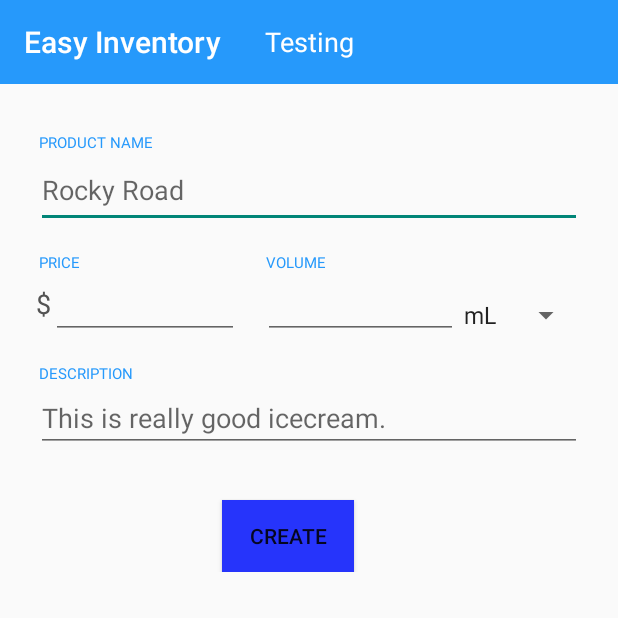
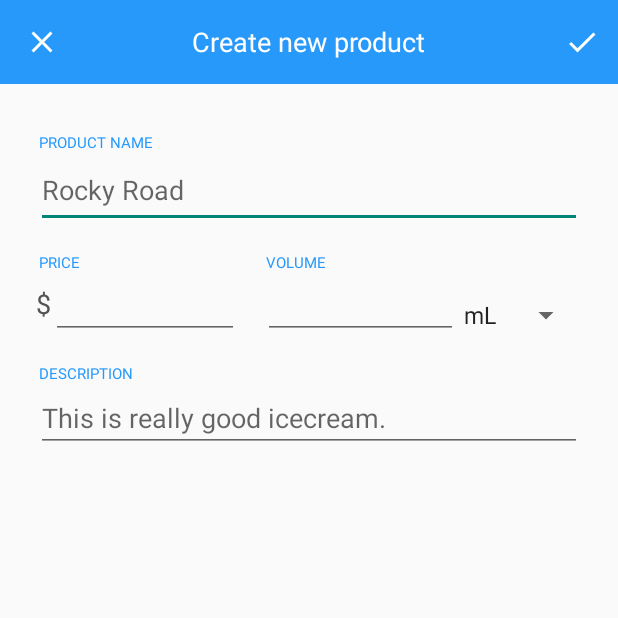
Before and after one commit to LittlePupper/EasyInventory, an Android app: the CreateItemActivity screen opened directly, with no data from a screen before it, on a phone screen of 412 x 824 dp, the top half of it. Run offline under Robolectric (Android 15) with nearby library versions, the phone set to English and light mode, and no system bars.

Commit message:
Cleanup and minor appearance changes.

```diff
--- a/app/src/main/java/cpsc3770/easyinventory/CreateItemActivity.java
+++ b/app/src/main/java/cpsc3770/easyinventory/CreateItemActivity.java
@@ -1,15 +1,20 @@
 package cpsc3770.easyinventory;
 
+import android.content.DialogInterface;
 import android.content.Intent;
 import android.support.annotation.Nullable;
+import android.support.v7.app.AlertDialog;
 import android.support.v7.app.AppCompatActivity;
 import android.os.Bundle;
 import android.support.v7.widget.Toolbar;
 import android.text.TextUtils;
+import android.view.Menu;
+import android.view.MenuItem;
 import android.view.View;
 import android.widget.ArrayAdapter;
 import android.widget.EditText;
 import android.widget.Spinner;
+import android.widget.TextView;
 
 import com.google.android.gms.common.api.CommonStatusCodes;
 
@@ -31,7 +36,19 @@ public class CreateItemActivity extends AppCompatActivity implements BackgroundW
 
         // Create toolbar
         Toolbar toolbar = (Toolbar)findViewById(R.id.actionbar);
+        TextView toolbarTitle = toolbar.findViewById(R.id.toolbar_title);
+        toolbarTitle.setText("Create new product");
         setSupportActionBar(toolbar);
+        getSupportActionBar().setDisplayShowTitleEnabled(false);
+        toolbar.setNavigationIcon(R.drawable.ic_clear_white_24dp);
+        toolbar.setNavigationOnClickListener(new View.OnClickListener() {
+            @Override
+            public void onClick(View v) {
+                Intent intent = new Intent();
+                setResult(CommonStatusCodes.INTERRUPTED, intent);
+                finish();
+            }
+        });
 
         // Get layout elements
         editTextName = findViewById(R.id.editTextName);
@@ -55,8 +72,30 @@ public class CreateItemActivity extends AppCompatActivity implements BackgroundW
 
     }
 
+    @Override
+    public boolean onCreateOptionsMenu(Menu menu) {
+        // Inflate the menu; this adds items to the action bar if it is present.
+        getMenuInflater().inflate(R.menu.menu_create_item, menu);
+        return true;
+    }
+
+    @Override
+    public boolean onOptionsItemSelected(MenuItem item) {
+        // Handle action bar item clicks here. The action bar will
+        // automatically handle clicks on the Home/Up button, so long
+        // as you specify a parent activity in AndroidManifest.xml.
+        int id = item.getItemId();
+
+        //noinspection SimplifiableIfStatement
+        if (id == R.id.Submit) {
+            createProduct();
+        }
+
+        return super.onOptionsItemSelected(item);
+    }
+
     // Submit changes of product to database
-    public void createProduct(View v) {
+    public void createProduct() {
         String type = "createProduct";
         int errorCount = 0;
 
--- a/app/src/main/res/layout/activity_create_item.xml
+++ b/app/src/main/res/layout/activity_create_item.xml
@@ -127,18 +127,6 @@
             app:layout_constraintStart_toEndOf="@+id/textView2"
             app:layout_constraintTop_toBottomOf="@+id/textViewPriceLabel" />
 
-        <Button
-            android:id="@+id/buttonSubmit"
-            android:layout_width="wrap_content"
-            android:layout_height="wrap_content"
-            android:layout_marginStart="124dp"
-            android:layout_marginTop="32dp"
-            android:background="@color/colorPrimaryDark"
-            android:onClick="createProduct"
-            android:text="Create"
-            app:layout_constraintStart_toStartOf="parent"
-            app:layout_constraintTop_toBottomOf="@+id/editTextDescription" />
-
         <TextView
             android:id="@+id/textView2"
             android:layout_width="wrap_content"
--- a/app/src/main/res/layout/activity_main.xml
+++ b/app/src/main/res/layout/activity_main.xml
@@ -8,11 +8,6 @@
         android:id="@+id/actionbar">
     </include>
 
-    <TextView
-        android:id="@+id/barcode_result"
-        android:layout_width="match_parent"
-        android:layout_height="wrap_content" />
-
     <ListView
         android:id="@+id/listView"
         android:layout_width="match_parent"
--- /dev/null
+++ b/app/src/main/res/menu/menu_create_item.xml
@@ -0,0 +1,15 @@
+<?xml version="1.0" encoding="utf-8"?>
+<menu
+    xmlns:android="http://schemas.android.com/apk/res/android"
+    xmlns:app="http://schemas.android.com/apk/res-auto"
+    xmlns:tools="http://schemas.android.com/tools"
+    tools:context=".CreateItemActivity">
+
+    <item
+        android:id="@+id/Submit"
+        android:orderInCategory="200"
+        android:title="Submit"
+        android:icon="@drawable/ic_done_white_24dp"
+        app:showAsAction="ifRoom"/>
+
+</menu>
```
Also changed, not shown: app/src/main/java/cpsc3770/easyinventory/EditItemDialog.java (+15 -0 lines), app/src/main/java/cpsc3770/easyinventory/MainActivity.java (+0 -7 lines).
